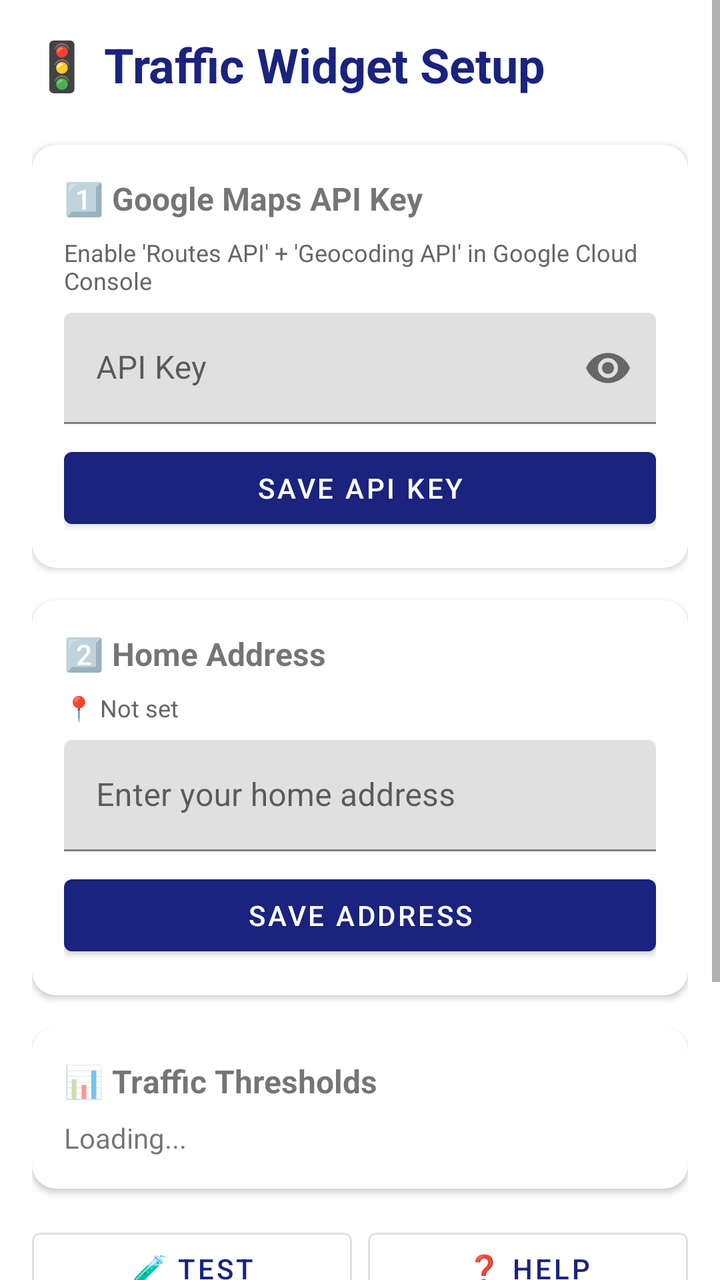
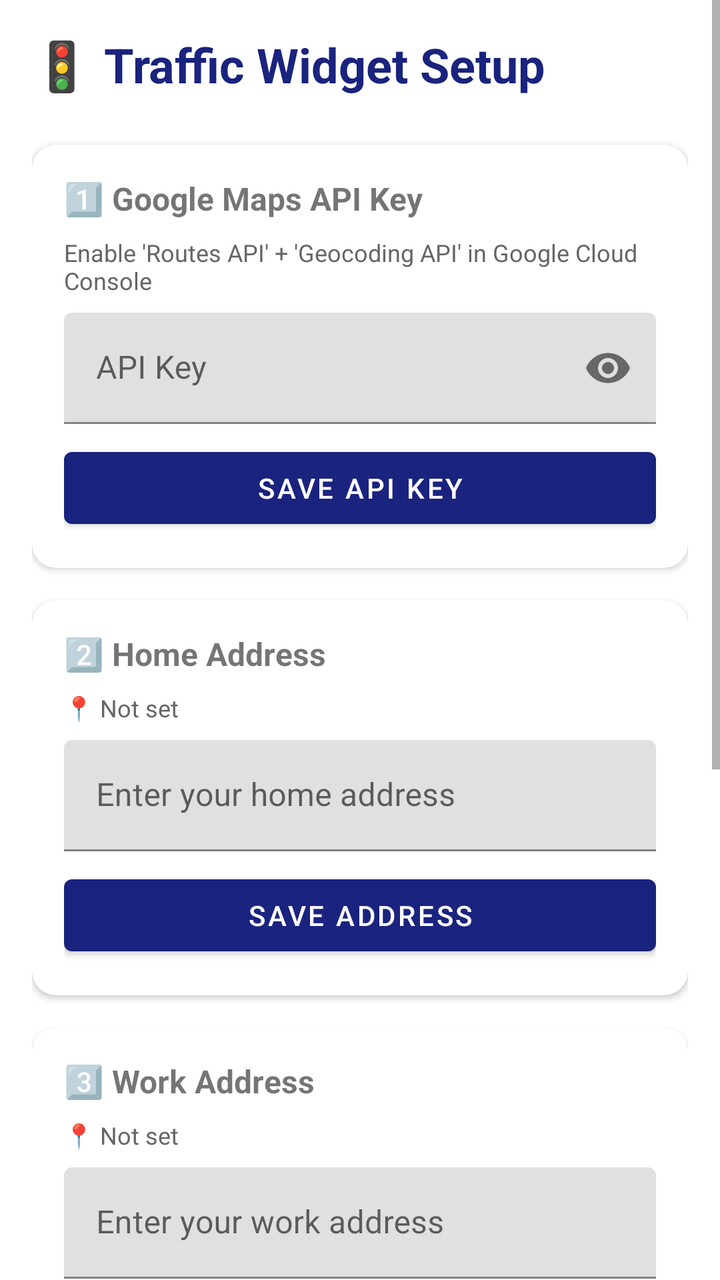

The first picture is an Android layout as it rendered before a commit; the second is the same layout after the commit. The layout source and the unified diff follow.
<!-- AndroidManifest.xml: activity theme Theme.TrafficWidget -->
<!-- res/layout/activity_config.xml -->
<?xml version="1.0" encoding="utf-8"?>
<ScrollView xmlns:android="http://schemas.android.com/apk/res/android"
    xmlns:app="http://schemas.android.com/apk/res-auto"
    android:layout_width="match_parent"
    android:layout_height="match_parent"
    android:fillViewport="true">

    <LinearLayout
        android:layout_width="match_parent"
        android:layout_height="wrap_content"
        android:orientation="vertical"
        android:padding="16dp">

        
        <TextView
            android:layout_width="match_parent"
            android:layout_height="wrap_content"
            android:text="🚦 Traffic Widget Setup"
            android:textSize="24sp"
            android:textStyle="bold"
            android:textColor="?attr/colorPrimary"
            android:layout_marginBottom="24dp" />

        
        <com.google.android.material.card.MaterialCardView
            android:layout_width="match_parent"
            android:layout_height="wrap_content"
            android:layout_marginBottom="16dp"
            app:cardCornerRadius="12dp"
            app:cardElevation="2dp">

            <LinearLayout
                android:layout_width="match_parent"
                android:layout_height="wrap_content"
                android:orientation="vertical"
                android:padding="16dp">

                <TextView
                    android:layout_width="match_parent"
                    android:layout_height="wrap_content"
                    android:text="1️⃣ Google Maps API Key"
                    android:textSize="16sp"
                    android:textStyle="bold"
                    android:layout_marginBottom="8dp" />

                <TextView
                    android:layout_width="match_parent"
                    android:layout_height="wrap_content"
                    android:text="Enable 'Routes API' + 'Geocoding API' in Google Cloud Console"
                    android:textSize="12sp"
                    android:textColor="#666666"
                    android:layout_marginBottom="8dp" />

                <com.google.android.material.textfield.TextInputLayout
                    android:layout_width="match_parent"
                    android:layout_height="wrap_content"
                    android:hint="API Key"
                    app:endIconMode="password_toggle">

                    <com.google.android.material.textfield.TextInputEditText
                        android:id="@+id/apiKeyInput"
                        android:layout_width="match_parent"
                        android:layout_height="wrap_content"
                        android:inputType="textPassword"
                        android:singleLine="true" />
                </com.google.android.material.textfield.TextInputLayout>

                <com.google.android.material.button.MaterialButton
                    android:id="@+id/saveApiKeyButton"
                    android:layout_width="match_parent"
                    android:layout_height="wrap_content"
                    android:text="Save API Key"
                    android:layout_marginTop="8dp" />
            </LinearLayout>
        </com.google.android.material.card.MaterialCardView>

        
        <com.google.android.material.card.MaterialCardView
            android:layout_width="match_parent"
            android:layout_height="wrap_content"
            android:layout_marginBottom="16dp"
            app:cardCornerRadius="12dp"
            app:cardElevation="2dp">

            <LinearLayout
                android:layout_width="match_parent"
                android:layout_height="wrap_content"
                android:orientation="vertical"
                android:padding="16dp">

                <TextView
                    android:layout_width="match_parent"
                    android:layout_height="wrap_content"
                    android:text="2️⃣ Home Address"
                    android:textSize="16sp"
                    android:textStyle="bold"
                    android:layout_marginBottom="8dp" />

                <TextView
                    android:id="@+id/coordinatesText"
                    android:layout_width="match_parent"
                    android:layout_height="wrap_content"
                    android:text="📍 Not set"
                    android:textSize="12sp"
                    android:textColor="#666666"
                    android:layout_marginBottom="8dp" />

                <com.google.android.material.textfield.TextInputLayout
                    android:layout_width="match_parent"
                    android:layout_height="wrap_content"
                    android:hint="Enter your home address">

                    <com.google.android.material.textfield.TextInputEditText
                        android:id="@+id/homeAddressInput"
                        android:layout_width="match_parent"
                        android:layout_height="wrap_content"
                        android:inputType="textPostalAddress"
                        android:singleLine="true" />
                </com.google.android.material.textfield.TextInputLayout>

                <com.google.android.material.button.MaterialButton
                    android:id="@+id/saveAddressButton"
                    android:layout_width="match_parent"
                    android:layout_height="wrap_content"
                    android:text="Save Address"
                    android:layout_marginTop="8dp" />
            </LinearLayout>
        </com.google.android.material.card.MaterialCardView>

        
        <com.google.android.material.card.MaterialCardView
            android:layout_width="match_parent"
            android:layout_height="wrap_content"
            android:layout_marginBottom="16dp"
            app:cardCornerRadius="12dp"
            app:cardElevation="2dp">

            <LinearLayout
                android:layout_width="match_parent"
                android:layout_height="wrap_content"
                android:orientation="vertical"
                android:padding="16dp">

                <TextView
                    android:layout_width="match_parent"
                    android:layout_height="wrap_content"
                    android:text="📊 Traffic Thresholds"
                    android:textSize="16sp"
                    android:textStyle="bold"
                    android:layout_marginBottom="8dp" />

                <TextView
                    android:id="@+id/thresholdInfo"
                    android:layout_width="match_parent"
                    android:layout_height="wrap_content"
                    android:text="Loading..."
                    android:textSize="14sp"
                    android:lineSpacingMultiplier="1.4" />
            </LinearLayout>
        </com.google.android.material.card.MaterialCardView>

        
        <LinearLayout
            android:layout_width="match_parent"
            android:layout_height="wrap_content"
            android:orientation="horizontal"
            android:layout_marginBottom="8dp">

            <com.google.android.material.button.MaterialButton
                android:id="@+id/testButton"
                android:layout_width="0dp"
                android:layout_height="wrap_content"
                android:layout_weight="1"
                android:text="🧪 Test"
                style="@style/Widget.MaterialComponents.Button.OutlinedButton"
                android:layout_marginEnd="8dp" />

            <com.google.android.material.button.MaterialButton
                android:id="@+id/helpButton"
                android:layout_width="0dp"
                android:layout_height="wrap_content"
                android:layout_weight="1"
                android:text="❓ Help"
                style="@style/Widget.MaterialComponents.Button.OutlinedButton" />
        </LinearLayout>

        
        <com.google.android.material.button.MaterialButton
            android:id="@+id/doneButton"
            android:layout_width="match_parent"
            android:layout_height="wrap_content"
            android:text="✅ DONE"
            android:textSize="16sp"
            android:padding="16dp"
            android:layout_marginBottom="16dp" />

        
        <TextView
            android:layout_width="match_parent"
            android:layout_height="wrap_content"
            android:layout_marginTop="16dp"
            android:padding="12dp"
            android:background="#E3F2FD"
            android:textColor="#1565C0"
            android:textSize="12sp"
            android:text="💡 Tip: Tap the widget gauge to open Waze navigation directly to your home!" />

    </LinearLayout>
</ScrollView>
<!-- resources referenced by this layout -->
<resources>
  <style name="Theme.TrafficWidget" parent="Theme.MaterialComponents.DayNight.DarkActionBar">
          <item name="colorPrimary">#1A237E</item>
          <item name="colorPrimaryVariant">#000051</item>
          <item name="colorOnPrimary">#FFFFFF</item>
          <item name="colorSecondary">#4CAF50</item>
          <item name="colorSecondaryVariant">#087f23</item>
          <item name="colorOnSecondary">#000000</item>
      </style>
</resources>

<!-- the commit's change to res/layout/activity_config.xml (unified diff, before → after) -->
@@ -144,6 +144,59 @@
                 <TextView
                     android:layout_width="match_parent"
                     android:layout_height="wrap_content"
+                    android:text="3️⃣ Work Address"
+                    android:textSize="16sp"
+                    android:textStyle="bold"
+                    android:layout_marginBottom="8dp" />
+
+                <TextView
+                    android:id="@+id/workCoordinatesText"
+                    android:layout_width="match_parent"
+                    android:layout_height="wrap_content"
+                    android:text="📍 Not set"
+                    android:textSize="12sp"
+                    android:textColor="#666666"
+                    android:layout_marginBottom="8dp" />
+
+                <com.google.android.material.textfield.TextInputLayout
+                    android:layout_width="match_parent"
+                    android:layout_height="wrap_content"
+                    android:hint="Enter your work address">
+
+                    <com.google.android.material.textfield.TextInputEditText
+                        android:id="@+id/workAddressInput"
+                        android:layout_width="match_parent"
+                        android:layout_height="wrap_content"
+                        android:inputType="textPostalAddress"
+                        android:singleLine="true" />
+                </com.google.android.material.textfield.TextInputLayout>
+
+                <com.google.android.material.button.MaterialButton
+                    android:id="@+id/saveWorkAddressButton"
+                    android:layout_width="match_parent"
+                    android:layout_height="wrap_content"
+                    android:text="Save Work Address"
+                    android:layout_marginTop="8dp" />
+            </LinearLayout>
+        </com.google.android.material.card.MaterialCardView>
+
+        
+        <com.google.android.material.card.MaterialCardView
+            android:layout_width="match_parent"
+            android:layout_height="wrap_content"
+            android:layout_marginBottom="16dp"
+            app:cardCornerRadius="12dp"
+            app:cardElevation="2dp">
+
+            <LinearLayout
+                android:layout_width="match_parent"
+                android:layout_height="wrap_content"
+                android:orientation="vertical"
+                android:padding="16dp">
+
+                <TextView
+                    android:layout_width="match_parent"
+                    android:layout_height="wrap_content"
                     android:text="📊 Traffic Thresholds"
                     android:textSize="16sp"
                     android:textStyle="bold"
@@ -203,7 +256,7 @@
             android:background="#E3F2FD"
             android:textColor="#1565C0"
             android:textSize="12sp"
-            android:text="💡 Tip: Tap the widget gauge to open Waze navigation directly to your home!" />
+            android:text="💡 Tips: Tap the gauge to open navigation. Tap '→🏠 To Home' / '→🏢 To Work' to toggle direction. Tap 🔄 to refresh." />
 
     </LinearLayout>
 </ScrollView>
